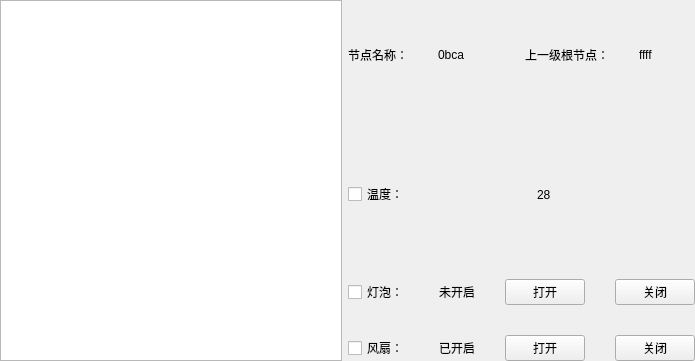
muyulong/pi_gateway, file node/node.ui: the form before one commit.
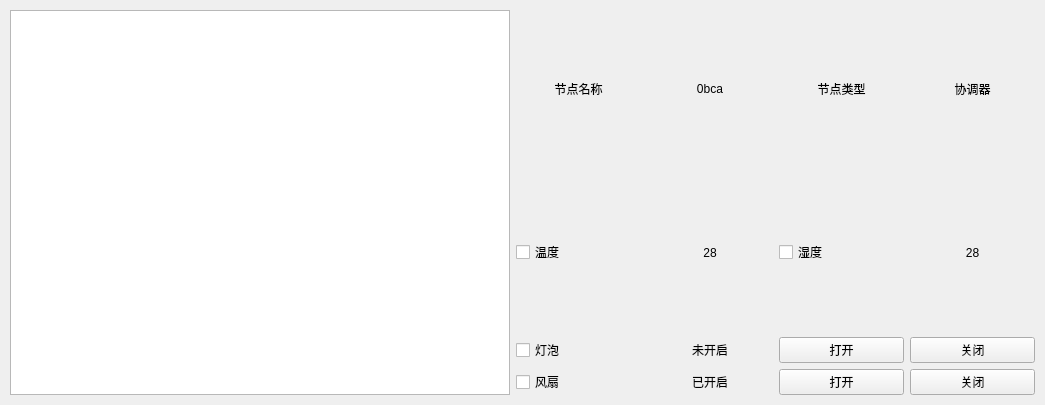
The form after the commit. Icons and pictures are not drawn.

Patch:
```diff
--- a/node/node.ui
+++ b/node/node.ui
@@ -6,8 +6,8 @@
    <rect>
     <x>0</x>
     <y>0</y>
-    <width>695</width>
-    <height>361</height>
+    <width>1045</width>
+    <height>405</height>
    </rect>
   </property>
   <property name="windowTitle">
@@ -15,16 +15,16 @@
   </property>
   <layout class="QHBoxLayout" name="horizontalLayout">
    <property name="leftMargin">
-    <number>0</number>
+    <number>10</number>
    </property>
    <property name="topMargin">
-    <number>0</number>
+    <number>10</number>
    </property>
    <property name="rightMargin">
-    <number>0</number>
+    <number>10</number>
    </property>
    <property name="bottomMargin">
-    <number>0</number>
+    <number>10</number>
    </property>
    <item>
     <widget class="QWidget" name="widget_node_tree" native="true">
@@ -55,28 +55,30 @@
    </item>
    <item>
     <widget class="QWidget" name="widget_node_panel" native="true">
+     <layout class="QHBoxLayout" name="horizontalLayout_6">
+      <property name="leftMargin">
+       <number>0</number>
+      </property>
+      <property name="topMargin">
+       <number>0</number>
+      </property>
+      <property name="rightMargin">
+       <number>0</number>
+      </property>
+      <property name="bottomMargin">
+       <number>0</number>
+      </property>
+      <item>
      <layout class="QVBoxLayout" name="verticalLayout">
-      <property name="spacing">
-       <number>30</number>
-      </property>
-      <property name="leftMargin">
-       <number>0</number>
-      </property>
-      <property name="topMargin">
-       <number>0</number>
-      </property>
-      <property name="rightMargin">
-       <number>0</number>
-      </property>
-      <property name="bottomMargin">
-       <number>0</number>
-      </property>
       <item>
        <layout class="QHBoxLayout" name="horizontalLayout_2">
         <item>
          <widget class="QLabel" name="label">
           <property name="text">
-           <string>节点名称：</string>
+             <string>节点名称</string>
+            </property>
+            <property name="alignment">
+             <set>Qt::AlignCenter</set>
           </property>
          </widget>
         </item>
@@ -85,19 +87,28 @@
           <property name="text">
            <string>0bca</string>
           </property>
+            <property name="alignment">
+             <set>Qt::AlignCenter</set>
+            </property>
          </widget>
         </item>
         <item>
          <widget class="QLabel" name="label_2">
           <property name="text">
-           <string>上一级根节点：</string>
+             <string>节点类型</string>
+            </property>
+            <property name="alignment">
+             <set>Qt::AlignCenter</set>
           </property>
          </widget>
         </item>
         <item>
          <widget class="QLabel" name="lb_parNodeName">
           <property name="text">
-           <string>ffff</string>
+             <string>协调器</string>
+            </property>
+            <property name="alignment">
+             <set>Qt::AlignCenter</set>
           </property>
          </widget>
         </item>
@@ -106,16 +117,65 @@
       <item>
        <layout class="QHBoxLayout" name="horizontalLayout_3">
         <item>
-         <widget class="QCheckBox" name="checkBox_temp">
+           <widget class="QCheckBox" name="checkBox_temperature">
+            <property name="layoutDirection">
+             <enum>Qt::LeftToRight</enum>
+            </property>
           <property name="text">
-           <string>温度：</string>
-          </property>
+             <string>温度</string>
+            </property>
+            <property name="icon">
+             <iconset resource="../resource.qrc">
+              <normaloff>:/pic/temperature.png</normaloff>:/pic/temperature.png</iconset>
+            </property>
+            <property name="iconSize">
+             <size>
+              <width>32</width>
+              <height>32</height>
+             </size>
+            </property>
+            <property name="tristate">
+             <bool>false</bool>
+            </property>
          </widget>
         </item>
         <item>
          <widget class="QLabel" name="lb_temp">
           <property name="text">
            <string>28</string>
+            </property>
+            <property name="alignment">
+             <set>Qt::AlignCenter</set>
+            </property>
+           </widget>
+          </item>
+          <item>
+           <widget class="QCheckBox" name="checkBox_humidity">
+            <property name="text">
+             <string>湿度</string>
+            </property>
+            <property name="icon">
+             <iconset resource="../resource.qrc">
+              <normaloff>:/pic/humidity.png</normaloff>:/pic/humidity.png</iconset>
+            </property>
+            <property name="iconSize">
+             <size>
+              <width>32</width>
+              <height>32</height>
+             </size>
+            </property>
+            <property name="checked">
+             <bool>false</bool>
+            </property>
+           </widget>
+          </item>
+          <item>
+           <widget class="QLabel" name="lb_humidity">
+            <property name="text">
+             <string>28</string>
+            </property>
+            <property name="alignment">
+             <set>Qt::AlignCenter</set>
           </property>
          </widget>
         </item>
@@ -126,7 +186,17 @@
         <item>
          <widget class="QCheckBox" name="checkBox_light">
           <property name="text">
-           <string>灯泡：</string>
+             <string>灯泡</string>
+            </property>
+            <property name="icon">
+             <iconset resource="../resource.qrc">
+              <normaloff>:/pic/light.png</normaloff>:/pic/light.png</iconset>
+            </property>
+            <property name="iconSize">
+             <size>
+              <width>32</width>
+              <height>32</height>
+             </size>
           </property>
          </widget>
         </item>
@@ -135,6 +205,9 @@
           <property name="text">
            <string>未开启</string>
           </property>
+            <property name="alignment">
+             <set>Qt::AlignCenter</set>
+            </property>
          </widget>
         </item>
         <item>
@@ -158,7 +231,17 @@
         <item>
          <widget class="QCheckBox" name="checkBox_fan">
           <property name="text">
-           <string>风扇：</string>
+             <string>风扇</string>
+            </property>
+            <property name="icon">
+             <iconset resource="../resource.qrc">
+              <normaloff>:/pic/fan.png</normaloff>:/pic/fan.png</iconset>
+            </property>
+            <property name="iconSize">
+             <size>
+              <width>32</width>
+              <height>32</height>
+             </size>
           </property>
          </widget>
         </item>
@@ -167,6 +250,9 @@
           <property name="text">
            <string>已开启</string>
           </property>
+            <property name="alignment">
+             <set>Qt::AlignCenter</set>
+            </property>
          </widget>
         </item>
         <item>
@@ -186,6 +272,8 @@
        </layout>
       </item>
      </layout>
+      </item>
+     </layout>
     </widget>
    </item>
   </layout>
```
Left out of the diff: 8 changed lines with no effect on the pictures. Lines whose indentation alone changed are shown as unchanged.
